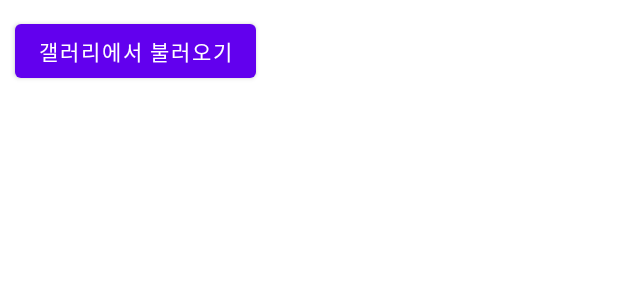
After one commit to lucy1287/madcamp_task1, an Android app: the layout activity_gallery.xml on its own in the app's theme, with its tools: preview values and no code run, on a phone screen of 412 x 824 dp. The commit adds this screen. Shown: the top 300 px of the screen. Run offline under Robolectric (Android 15) with nearby library versions, the phone set to English and light mode, and no system bars.

Commit message:
Feat: 이미지 recyclerview

```diff
--- a/app/build.gradle
+++ b/app/build.gradle
@@ -43,4 +43,5 @@ dependencies {
     testImplementation 'junit:junit:4.13.2'
     androidTestImplementation 'androidx.test.ext:junit:1.1.5'
     androidTestImplementation 'androidx.test.espresso:espresso-core:3.5.1'
+    implementation 'com.github.bumptech.glide:glide:4.12.0'
 }
--- a/app/src/main/java/com/example/madcamp_task1/GalleryFragment.kt
+++ b/app/src/main/java/com/example/madcamp_task1/GalleryFragment.kt
@@ -22,6 +22,11 @@ class GalleryFragment : Fragment () {
 
     private val events = listOf(
         Event("이탈리아 여행", "와인 투어와 중세 도시 여행", "ddd"),
+        Event("생일 파티", "오랜만에 모여서 생일 파티", "ddd"),
+        Event("생일 파티", "오랜만에 모여서 생일 파티", "ddd"),
+        Event("생일 파티", "오랜만에 모여서 생일 파티", "ddd"),
+        Event("생일 파티", "오랜만에 모여서 생일 파티", "ddd"),
+        Event("생일 파티", "오랜만에 모여서 생일 파티", "ddd"),
         Event("생일 파티", "오랜만에 모여서 생일 파티", "ddd")
     );
 
--- /dev/null
+++ b/app/src/main/res/layout/activity_gallery.xml
@@ -0,0 +1,27 @@
+<?xml version="1.0" encoding="utf-8"?>
+<androidx.constraintlayout.widget.ConstraintLayout xmlns:android="http://schemas.android.com/apk/res/android"
+    android:layout_width="match_parent"
+    android:layout_height="match_parent"
+    xmlns:app="http://schemas.android.com/apk/res-auto">
+
+    <Button
+        android:id="@+id/btn_gallery"
+        android:layout_width="wrap_content"
+        android:layout_height="wrap_content"
+        android:text="갤러리에서 불러오기"
+        android:layout_margin="10dp"
+        app:layout_constraintTop_toTopOf="parent"
+        app:layout_constraintStart_toStartOf="parent">
+    </Button>
+
+    <androidx.recyclerview.widget.RecyclerView
+        android:id="@+id/rv_image_list"
+        android:layout_width="match_parent"
+        android:layout_height="wrap_content"
+        app:layout_constraintTop_toBottomOf="@+id/btn_gallery"
+        app:layout_constraintStart_toStartOf="parent"
+        app:layout_constraintEnd_toEndOf="parent">
+
+    </androidx.recyclerview.widget.RecyclerView>
+
+</androidx.constraintlayout.widget.ConstraintLayout>
```
Also changed, not shown: app/src/main/java/com/example/madcamp_task1/GalleryActivity.kt (added, +33 -0 lines), app/src/main/java/com/example/madcamp_task1/MainActivity.kt (+10 -9 lines), app/src/main/java/com/example/madcamp_task1/adapter/EventAdapter.kt (+9 -0 lines), app/src/main/java/com/example/madcamp_task1/adapter/ImageAdapter.kt (added, +34 -0 lines), app/src/main/res/layout/item_image.xml (added, +7 -0 lines).
